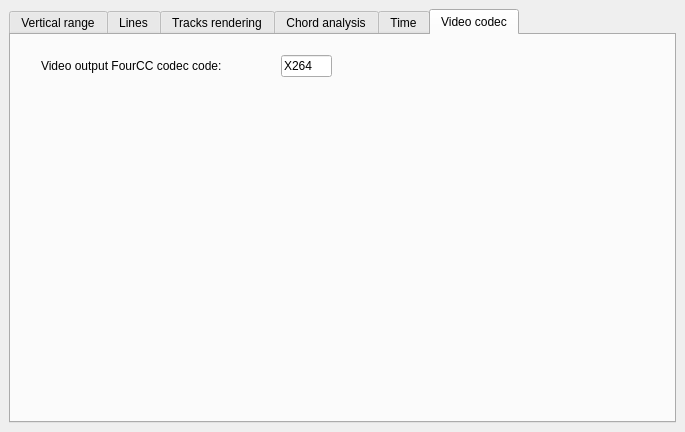
This is dockwidrender.ui in lgmventura/MusicaVisual as Qt 5 draws it before an edit. The edited form follows.
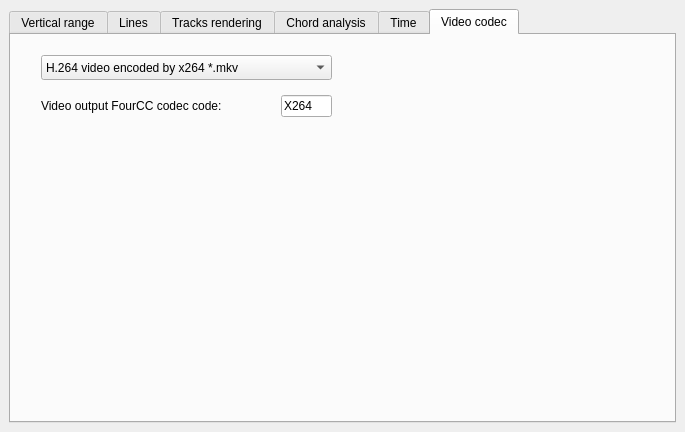
This is the edited form. The open tabs and pages were chosen to show the change.

The edit to the form file:
```diff
--- a/dockwidrender.ui
+++ b/dockwidrender.ui
@@ -612,7 +612,7 @@
         <property name="geometry">
          <rect>
           <x>30</x>
-          <y>20</y>
+          <y>60</y>
           <width>221</width>
           <height>21</height>
          </rect>
@@ -625,7 +625,7 @@
         <property name="geometry">
          <rect>
           <x>270</x>
-          <y>20</y>
+          <y>60</y>
           <width>51</width>
           <height>22</height>
          </rect>
@@ -637,6 +637,36 @@
          <number>4</number>
         </property>
        </widget>
+       <widget class="QComboBox" name="cmb_videoCodec">
+        <property name="geometry">
+         <rect>
+          <x>30</x>
+          <y>20</y>
+          <width>291</width>
+          <height>25</height>
+         </rect>
+        </property>
+        <item>
+         <property name="text">
+          <string>H.264 video encoded by x264 *.mkv</string>
+         </property>
+        </item>
+        <item>
+         <property name="text">
+          <string>MPEG 4 video *.avi</string>
+         </property>
+        </item>
+        <item>
+         <property name="text">
+          <string>Movie JPEG *.avi</string>
+         </property>
+        </item>
+        <item>
+         <property name="text">
+          <string>Custom FFMPEG FourCC</string>
+         </property>
+        </item>
+       </widget>
       </widget>
      </widget>
     </item>
```
Left out of the diff: 6 changed lines with no effect on the pictures.
